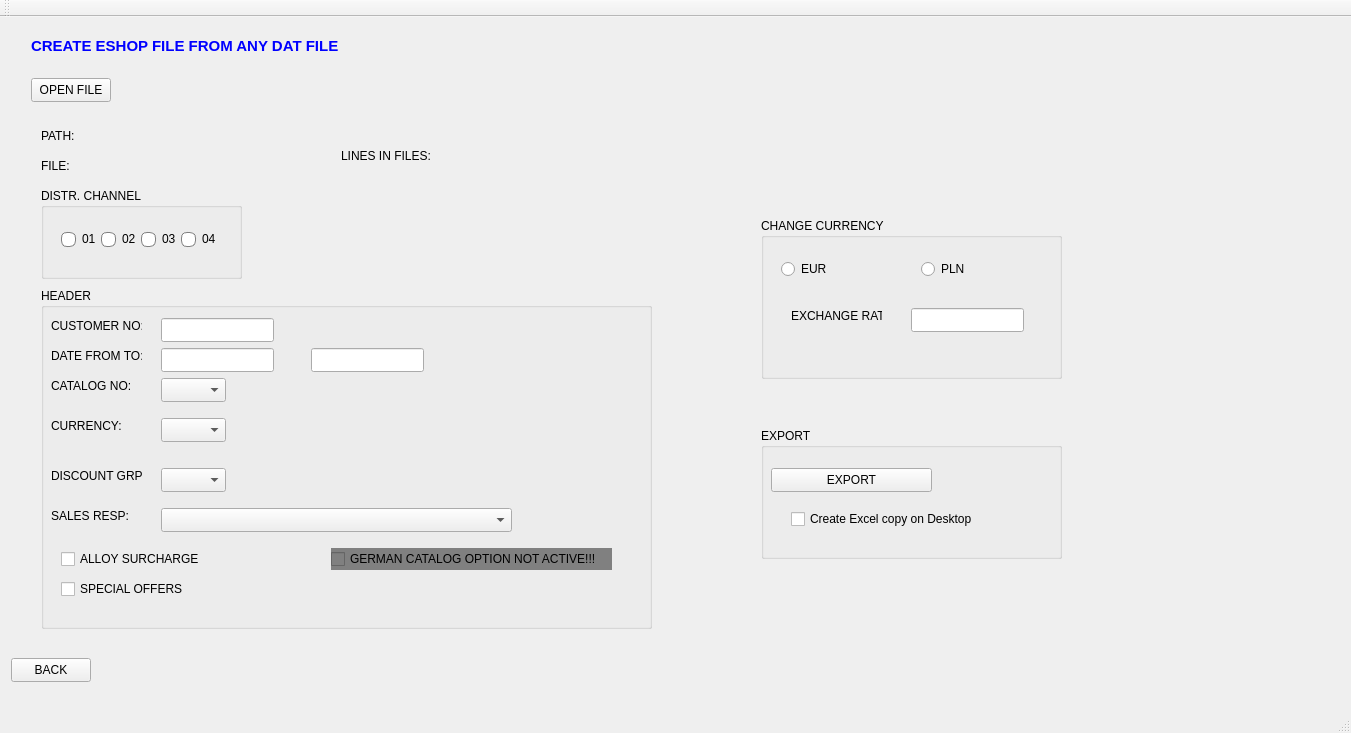
michalmielc/fachurnik_qt_cpp, file ui/Fachurnik_C.ui: the form before one commit.
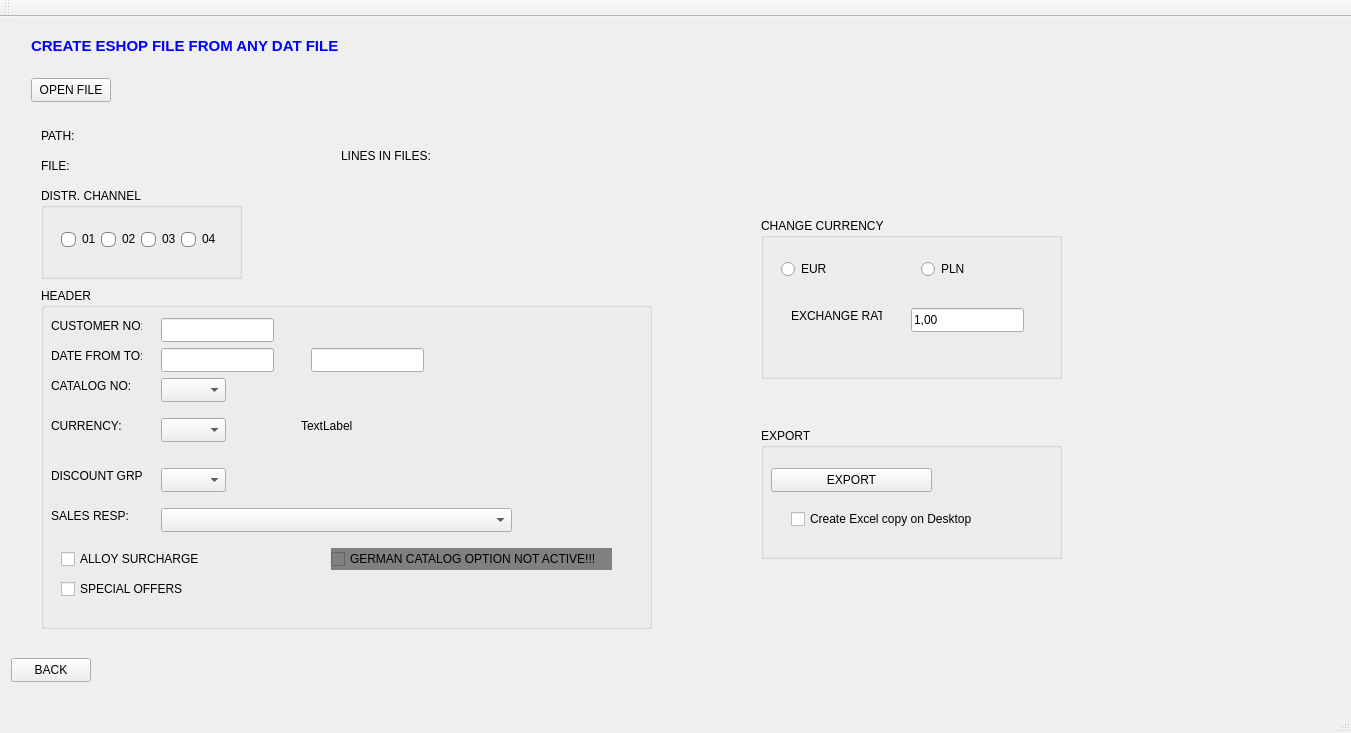
The form after the commit.

```diff
--- a/ui/Fachurnik_C.ui
+++ b/ui/Fachurnik_C.ui
@@ -207,6 +207,13 @@
           <height>161</height>
          </rect>
         </property>
+        <property name="styleSheet">
+         <string notr="true">QRadioButton::indicator:checked {
+    background-color: green;
+    border: 2px solid green;
+}
+</string>
+        </property>
         <property name="title">
          <string>CHANGE CURRENCY</string>
         </property>
@@ -245,6 +252,9 @@
            <height>24</height>
           </rect>
          </property>
+         <property name="text">
+          <string>1,00</string>
+         </property>
         </widget>
         <widget class="QLabel" name="lblExRate">
          <property name="geometry">
@@ -468,6 +478,19 @@
           <bool>false</bool>
          </property>
         </widget>
+        <widget class="QLabel" name="lblControlCurrency">
+         <property name="geometry">
+          <rect>
+           <x>260</x>
+           <y>130</y>
+           <width>231</width>
+           <height>16</height>
+          </rect>
+         </property>
+         <property name="text">
+          <string>TextLabel</string>
+         </property>
+        </widget>
        </widget>
        <widget class="QGroupBox" name="groupBoxFileExp">
         <property name="geometry">
```
Left out of the diff: 2 changed lines with no effect on the pictures.
